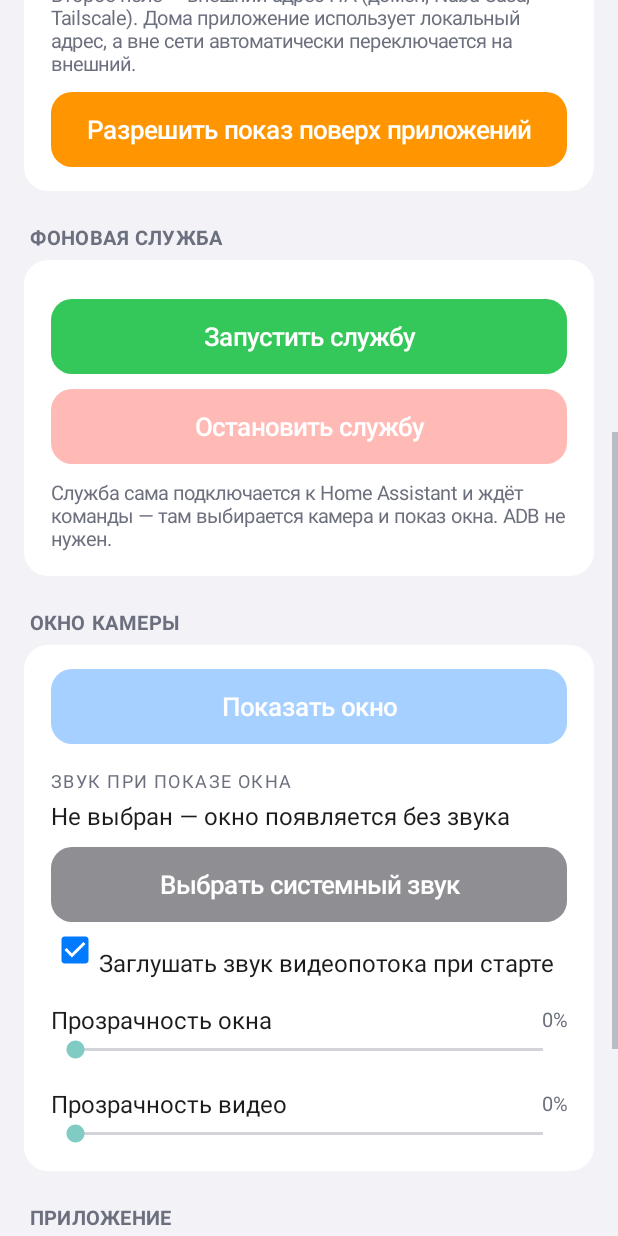
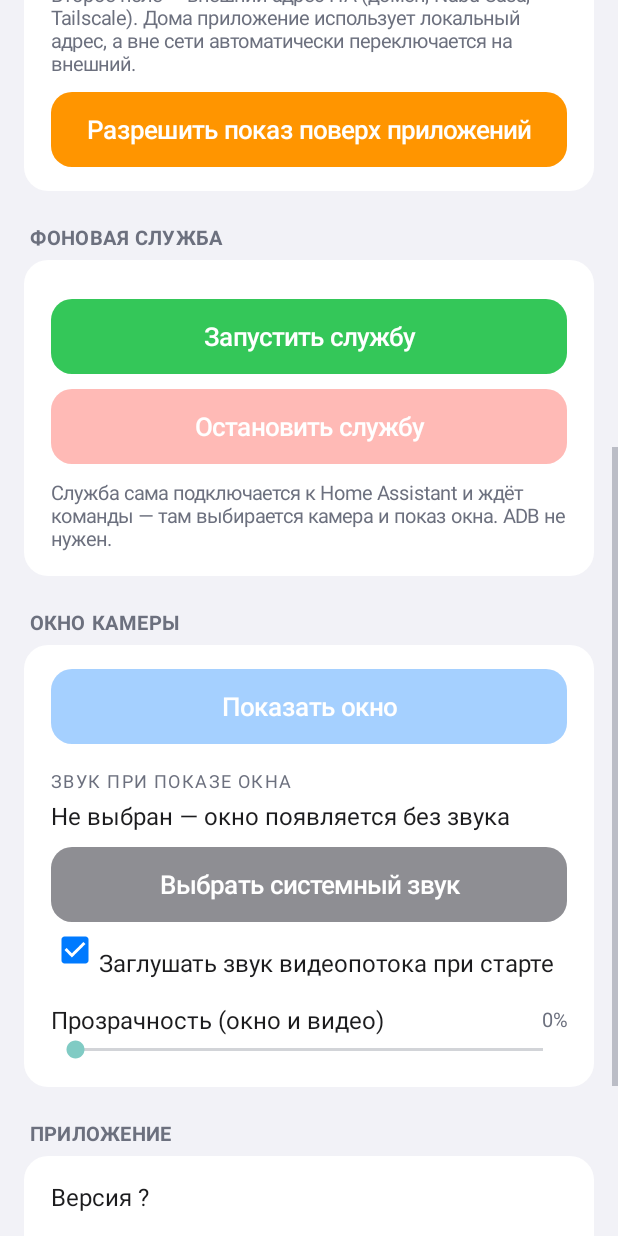
Before and after one commit to beemerspb/mynotify, an Android app: the screen it shows after launch (MainActivity), scrolled down 576 dp, on a phone screen of 412 x 824 dp. Run offline under Robolectric (Android 15) with nearby library versions, the phone set to English and light mode, and no system bars.

Commit message:
feat: v0.7.20 — прозрачность окна и видео одним ползунком

```diff
--- a/app/build.gradle.kts
+++ b/app/build.gradle.kts
@@ -11,8 +11,8 @@ android {
         applicationId = "com.mynotify"
         minSdk = 21
         targetSdk = 35
-        versionCode = 35
-        versionName = "0.7.19"
+        versionCode = 36
+        versionName = "0.7.20"
     }
 
     compileOptions {
--- a/app/src/main/java/com/mynotify/MainActivity.kt
+++ b/app/src/main/java/com/mynotify/MainActivity.kt
@@ -545,8 +545,7 @@ class MainActivity : Activity() {
             attachFocusBlink(this, 10)
         }
         winCard.addView(muteCheck)
-        winCard.addView(alphaSlider("Прозрачность окна", "win_alpha"))
-        winCard.addView(alphaSlider("Прозрачность видео", "video_alpha"))
+        winCard.addView(alphaSlider("Прозрачность (окно и видео)", "overlay_alpha"))
         lay.addView(winCard)
 
         // --- Секция «Приложение»: версия и встроенное обновление ---
```
Also changed, not shown: app/src/main/java/com/mynotify/OverlayService.kt (+7 -7 lines), 3 other files.
